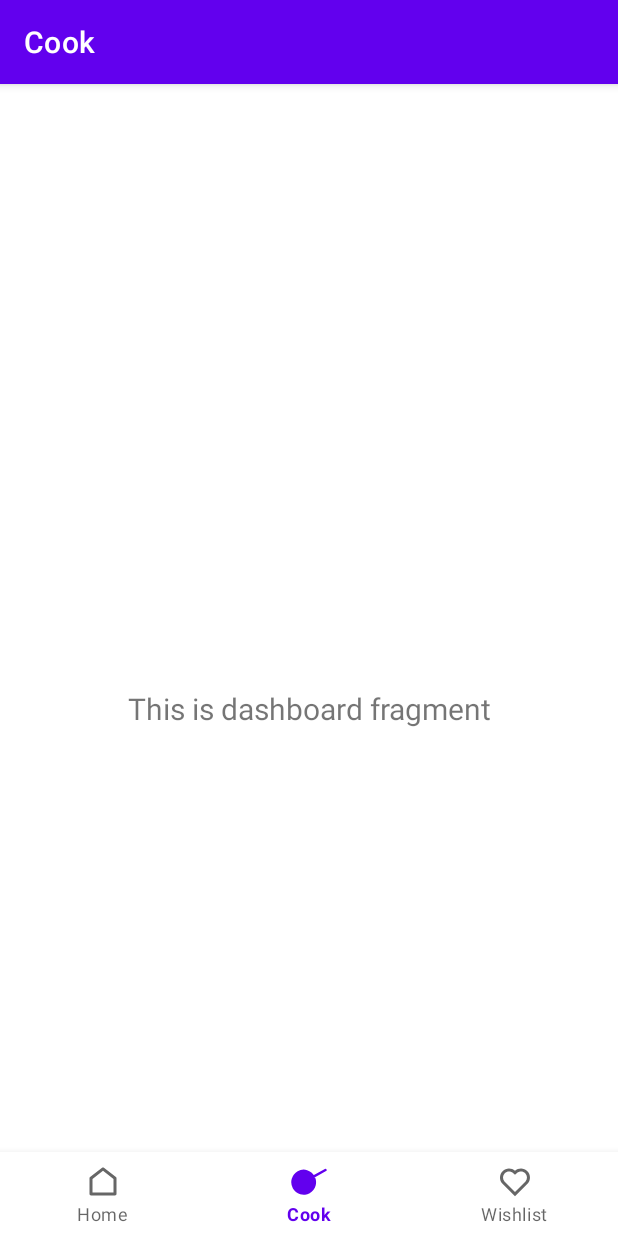
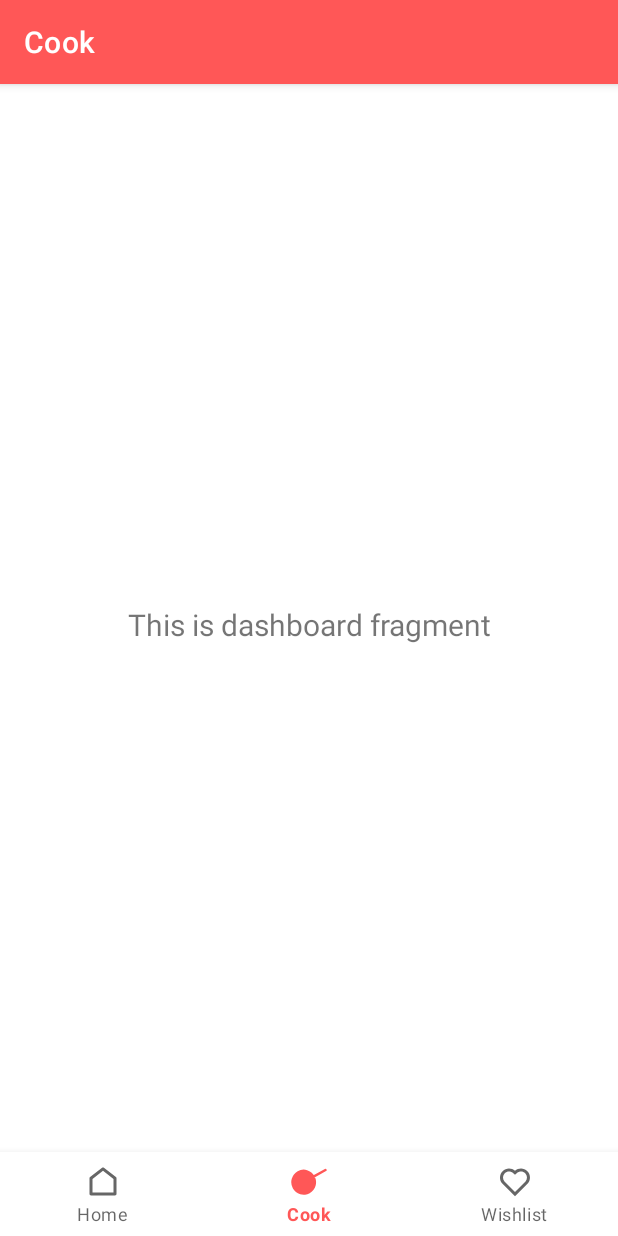
Before and after one commit to RadRasyad/Resep-Pedia, an Android app: the screen it shows after launch (MainActivity), item 2 of the bottom bar chosen, on a phone screen of 412 x 824 dp. Run offline under Robolectric (Android 15) with nearby library versions, the phone set to English and light mode, and no system bars; our stand-ins replace navigation-ui.

Commit message:
Warna Primary dan Secondary sudah ditambahkan. Perubahan warna pd Tema juga sudah

```diff
--- a/app/src/main/java/com/rpl/reseppedia/ui/home/HomeViewModel.java
+++ b/app/src/main/java/com/rpl/reseppedia/ui/home/HomeViewModel.java
@@ -5,6 +5,8 @@ import androidx.lifecycle.MutableLiveData;
 import androidx.lifecycle.ViewModel;
 
 public class HomeViewModel extends ViewModel {
+
+    //buat coba2 firebase disini dulu
 
     private final MutableLiveData<String> mText;
 
--- a/app/src/main/res/layout/activity_main.xml
+++ b/app/src/main/res/layout/activity_main.xml
@@ -1,24 +1,10 @@
 <?xml version="1.0" encoding="utf-8"?>
-
 <androidx.constraintlayout.widget.ConstraintLayout
     xmlns:android="http://schemas.android.com/apk/res/android"
     xmlns:app="http://schemas.android.com/apk/res-auto"
     android:id="@+id/container"
     android:layout_width="match_parent"
-    android:layout_height="match_parent"
-    android:paddingTop="?attr/actionBarSize">
-
-    <fragment
-        android:id="@+id/nav_host_fragment_activity_main"
-        android:name="androidx.navigation.fragment.NavHostFragment"
-        android:layout_width="match_parent"
-        android:layout_height="match_parent"
-        app:defaultNavHost="true"
-        app:layout_constraintBottom_toTopOf="@id/nav_view"
-        app:layout_constraintLeft_toLeftOf="parent"
-        app:layout_constraintRight_toRightOf="parent"
-        app:layout_constraintTop_toTopOf="parent"
-        app:navGraph="@navigation/mobile_navigation" />
+    android:layout_height="match_parent">
 
     <com.google.android.material.bottomnavigation.BottomNavigationView
         android:id="@+id/nav_view"
@@ -32,6 +18,17 @@
         app:layout_constraintRight_toRightOf="parent"
         app:menu="@menu/bottom_nav_menu" />
 
-
+    <fragment
+        android:id="@+id/nav_host_fragment_activity_main"
+        android:name="androidx.navigation.fragment.NavHostFragment"
+        android:layout_width="match_parent"
+        android:layout_height="match_parent"
+        android:layout_marginBottom="?android:attr/actionBarSize"
+        app:defaultNavHost="true"
+        app:layout_constraintBottom_toTopOf="@id/nav_view"
+        app:layout_constraintLeft_toLeftOf="parent"
+        app:layout_constraintRight_toRightOf="parent"
+        app:layout_constraintTop_toTopOf="parent"
+        app:navGraph="@navigation/mobile_navigation" />
 
 </androidx.constraintlayout.widget.ConstraintLayout>
--- a/app/src/main/res/layout/fragment_home.xml
+++ b/app/src/main/res/layout/fragment_home.xml
@@ -10,4 +10,5 @@
         android:layout_width="match_parent"
         android:layout_height="match_parent"
         tools:listitem="@layout/recipe_row"/>
+
 </androidx.constraintlayout.widget.ConstraintLayout>
--- a/app/src/main/res/values-night/themes.xml
+++ b/app/src/main/res/values-night/themes.xml
@@ -2,12 +2,12 @@
     <!-- Base application theme. -->
     <style name="Theme.ResepPedia" parent="Theme.MaterialComponents.DayNight.DarkActionBar">
         <!-- Primary brand color. -->
-        <item name="colorPrimary">@color/purple_200</item>
-        <item name="colorPrimaryVariant">@color/purple_700</item>
+        <item name="colorPrimary">@color/primaryColor</item>
+        <item name="colorPrimaryVariant">@color/primaryVariant</item>
         <item name="colorOnPrimary">@color/black</item>
         <!-- Secondary brand color. -->
-        <item name="colorSecondary">@color/teal_200</item>
-        <item name="colorSecondaryVariant">@color/teal_200</item>
+        <item name="colorSecondary">@color/secondaryColor</item>
+        <item name="colorSecondaryVariant">@color/secondaryVariant</item>
         <item name="colorOnSecondary">@color/black</item>
         <!-- Status bar color. -->
         <item name="android:statusBarColor" tools:targetApi="l">?attr/colorPrimaryVariant</item>
@@ -18,4 +18,10 @@
         <item name="windowActionBar">false</item>
         <item name="windowNoTitle">true</item>
     </style>
+
+    <style name="Theme.ResepPedia.SplashScreen">
+        <item name="windowActionBar">false</item>
+        <item name="windowNoTitle">true</item>
+        <item name="colorPrimaryVariant">@color/secondaryColor</item>
+    </style>
 </resources>
--- a/app/src/main/res/values/colors.xml
+++ b/app/src/main/res/values/colors.xml
@@ -9,4 +9,13 @@
     <color name="white">#FFFFFFFF</color>
 
     <color name="placeholder">#6FB6B6B6</color>
+
+    <color name="primaryColor">#FF5757</color>
+    <color name="primaryVariant">#ff9999</color>
+    <color name="primaryVariantDark">#ff1a1a</color>
+
+    <color name="secondaryColor">#03989E</color>
+    <color name="secondaryVariant">#05dae1</color>
+    <color name="secondaryVariantDark">#039196</color>
+
 </resources>
--- a/app/src/main/res/values/themes.xml
+++ b/app/src/main/res/values/themes.xml
@@ -2,12 +2,12 @@
     <!-- Base application theme. -->
     <style name="Theme.ResepPedia" parent="Theme.MaterialComponents.DayNight.DarkActionBar">
         <!-- Primary brand color. -->
-        <item name="colorPrimary">@color/purple_500</item>
-        <item name="colorPrimaryVariant">@color/purple_700</item>
+        <item name="colorPrimary">@color/primaryColor</item>
+        <item name="colorPrimaryVariant">@color/primaryVariant</item>
         <item name="colorOnPrimary">@color/white</item>
         <!-- Secondary brand color. -->
-        <item name="colorSecondary">@color/teal_200</item>
-        <item name="colorSecondaryVariant">@color/teal_700</item>
+        <item name="colorSecondary">@color/secondaryColor</item>
+        <item name="colorSecondaryVariant">@color/secondaryVariant</item>
         <item name="colorOnSecondary">@color/black</item>
         <!-- Status bar color. -->
         <item name="android:statusBarColor" tools:targetApi="l">?attr/colorPrimaryVariant</item>
@@ -18,4 +18,10 @@
         <item name="windowActionBar">false</item>
         <item name="windowNoTitle">true</item>
     </style>
+
+    <style name="Theme.ResepPedia.SplashScreen">
+        <item name="windowActionBar">false</item>
+        <item name="windowNoTitle">true</item>
+        <item name="colorPrimaryVariant">@color/secondaryColor</item>
+    </style>
 </resources>
```
